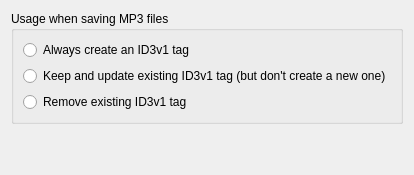
The window that gui/id3v1optionpage.ui (Martchus/tageditor) describes before a commit, drawn with Qt 5.
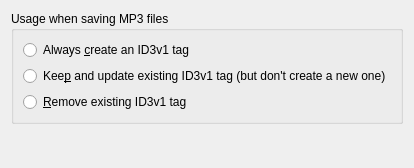
The same window after the commit.

Patch:
```diff
--- a/gui/id3v1optionpage.ui
+++ b/gui/id3v1optionpage.ui
@@ -2,6 +2,14 @@
 <ui version="4.0">
  <class>QtGui::Id3v1OptionPage</class>
  <widget class="QWidget" name="QtGui::Id3v1OptionPage">
+  <property name="geometry">
+   <rect>
+    <x>0</x>
+    <y>0</y>
+    <width>357</width>
+    <height>168</height>
+   </rect>
+  </property>
   <property name="windowTitle">
    <string>ID3v1 options page</string>
   </property>
@@ -18,7 +26,7 @@
       <item>
        <widget class="QRadioButton" name="alwaysCreateRadioButton">
         <property name="text">
-         <string>Always create an ID3v1 tag</string>
+         <string>Always &amp;create an ID3v1 tag</string>
         </property>
         <attribute name="buttonGroup">
          <string notr="true">usageButtonGroup</string>
@@ -28,7 +36,7 @@
       <item>
        <widget class="QRadioButton" name="keepExistingRadioButton">
         <property name="text">
-         <string>Keep and update existing ID3v1 tag (but don't create a new one)</string>
+         <string>Kee&amp;p and update existing ID3v1 tag (but don't create a new one)</string>
         </property>
         <attribute name="buttonGroup">
          <string notr="true">usageButtonGroup</string>
@@ -38,7 +46,7 @@
       <item>
        <widget class="QRadioButton" name="removeExistingRadioButton">
         <property name="text">
-         <string>Remove existing ID3v1 tag</string>
+         <string>&amp;Remove existing ID3v1 tag</string>
         </property>
         <attribute name="buttonGroup">
          <string notr="true">usageButtonGroup</string>
```
Left out of the diff: 2 changed lines with no effect on the pictures.
